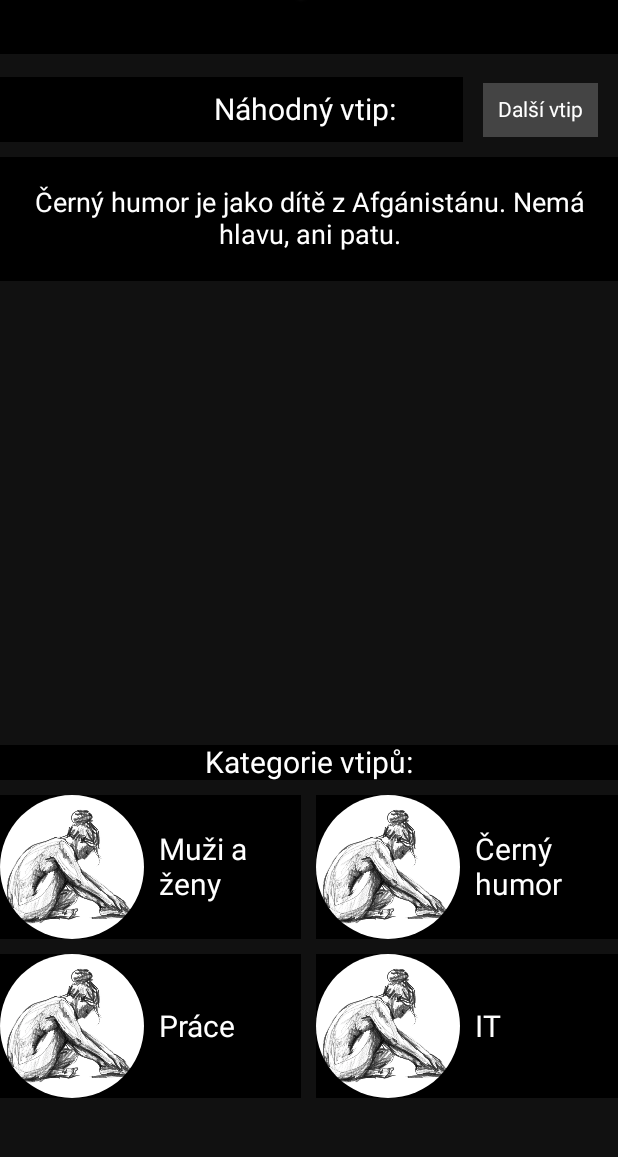
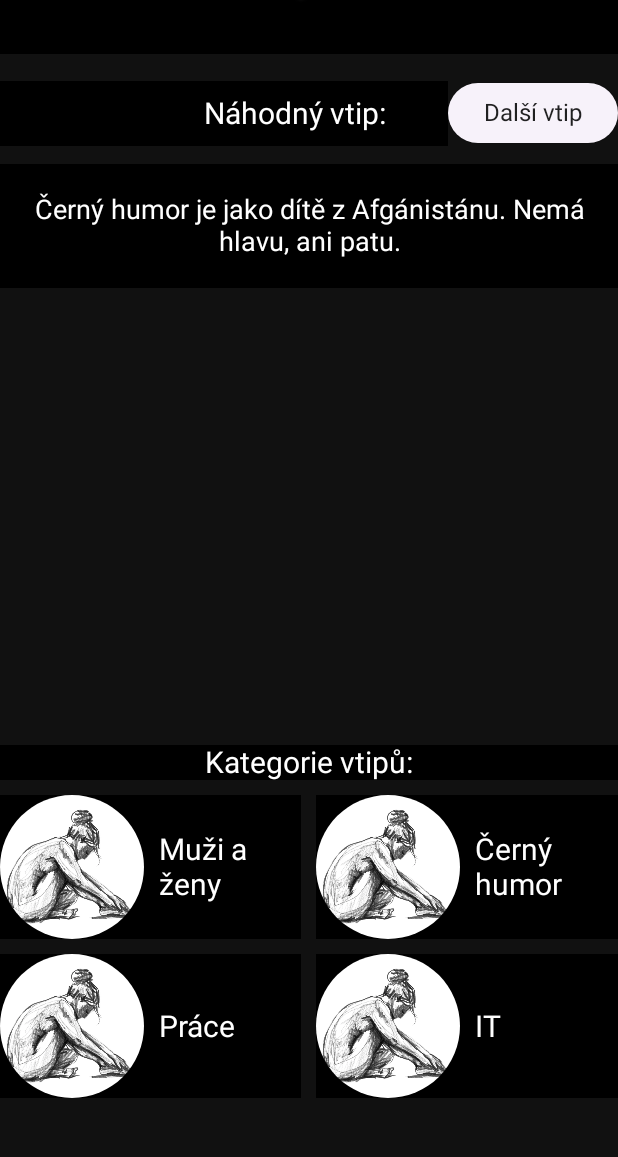
Before and after one commit to mb256/VtipList, an Android app built with Jetpack Compose: the screen it shows after launch (MainActivity), after a tap on "Další vtip", on a phone screen of 412 x 824 dp, the part 53-1210 px from its top. Run offline under Robolectric (Android 15) with nearby library versions, the phone set to English and light mode, and no system bars.

Commit message:
Use Button

```diff
--- a/app/src/main/java/com/example/vtiplist/MainActivity.kt
+++ b/app/src/main/java/com/example/vtiplist/MainActivity.kt
@@ -25,6 +25,7 @@ import androidx.compose.foundation.shape.CircleShape
 import androidx.compose.foundation.shape.RoundedCornerShape
 import androidx.compose.foundation.verticalScroll
 import androidx.compose.material.Text
+import androidx.compose.material3.ElevatedButton
 import androidx.compose.runtime.Composable
 import androidx.compose.runtime.getValue
 import androidx.compose.runtime.mutableStateOf
@@ -115,21 +116,27 @@ fun RandomJoke(modifier: Modifier) {
                     .padding(all = 10.dp)
                     .weight(2F)
             )
-            Text(
-                text = "Další vtip",
-                fontSize = 14.sp,
-                color = Color.White,
-                textAlign = TextAlign.Right,
-                modifier = Modifier
-                    //.fillMaxWidth()
-                    .wrapContentWidth()
-                    .background(Color.DarkGray)
-                    .padding(all = 10.dp)
-                    .weight(1F)
-                    .clickable {
-                        randomJokeIndex = Random.nextInt(0, jokesAll.getJokesSize())
-                    }
-            )
+
+            ElevatedButton(onClick = { randomJokeIndex = Random.nextInt(0, jokesAll.getJokesSize()) }) {
+                Text("Další vtip")
+            }
+
+
+//            Text(
+//                text = "Další vtip",
+//                fontSize = 14.sp,
+//                color = Color.White,
+//                textAlign = TextAlign.Right,
+//                modifier = Modifier
+//                    //.fillMaxWidth()
+//                    .wrapContentWidth()
+//                    .background(Color.DarkGray)
+//                    .padding(all = 10.dp)
+//                    .weight(1F)
+//                    .clickable {
+//                        randomJokeIndex = Random.nextInt(0, jokesAll.getJokesSize())
+//                    }
+//            )
         }
         Spacer(modifier = Modifier
             .height(10.dp)
```
